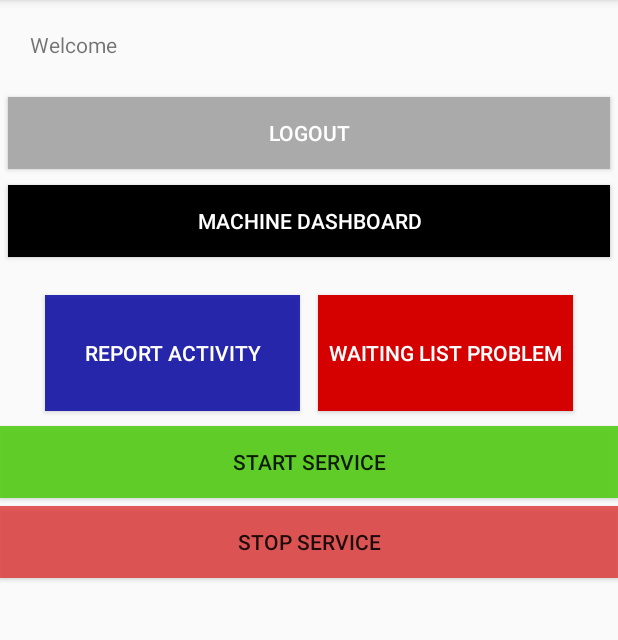
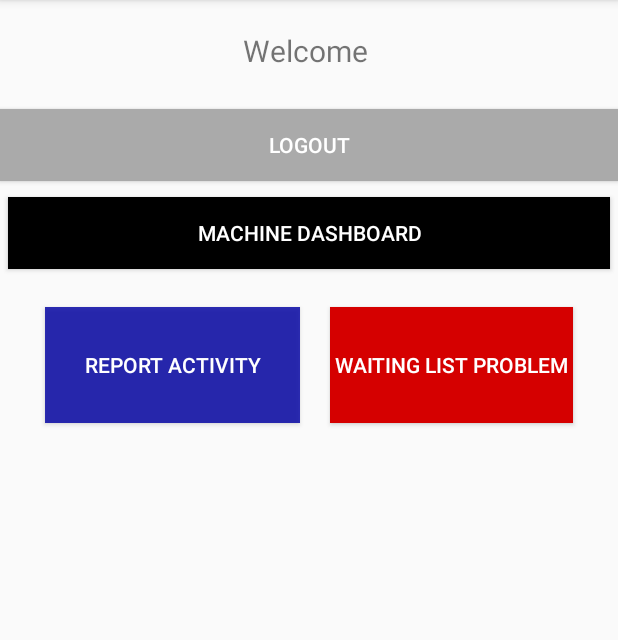
Before and after one commit to yaikuro/android-andonprototype, an Android app: the MainDashboard screen opened directly, with no data from a screen before it, on a phone screen of 412 x 824 dp, the part 84-724 px from its top. Run offline under Robolectric (Android 15) with nearby library versions, the phone set to English and light mode, and no system bars.

Commit message:
Version 1.8.1 Optimization Before

```diff
--- a/app/src/main/AndroidManifest.xml
+++ b/app/src/main/AndroidManifest.xml
@@ -14,10 +14,6 @@
         android:roundIcon="@mipmap/ic_launcher_round"
         android:supportsRtl="true"
         android:theme="@style/AppTheme">
-        <service
-            android:name=".MyService"
-            android:enabled="true"
-            android:exported="true"></service>
         <service
             android:name=".Dashboard.MainDashboard$MyService"
             android:enabled="true"
--- a/app/src/main/java/com/example/andonprototype/Configuration/Query.java
+++ b/app/src/main/java/com/example/andonprototype/Background/Query.java
@@ -1,4 +1,4 @@
-package com.example.andonprototype.Configuration;
+package com.example.andonprototype.Background;
 
 import com.example.andonprototype.ReportActivity;
 
@@ -9,5 +9,5 @@ public class Query {
     public static final String problemquery =
             "Select MachineID,Line,Station,Status " +
                     "from machinedashboard " +
-                    "where Status = 2 or Status = 3";
+                    "where Status = 2 or Status = 3 or Status = 4";
 }
--- a/app/src/main/java/com/example/andonprototype/Dashboard/MainDashboard.java
+++ b/app/src/main/java/com/example/andonprototype/Dashboard/MainDashboard.java
@@ -8,20 +8,17 @@ import android.app.Notification;
 import android.app.NotificationChannel;
 import android.app.NotificationManager;
 import android.app.PendingIntent;
-import android.app.Service;
 import android.content.Intent;
 import android.os.Build;
 import android.os.Bundle;
 import android.os.Handler;
-import android.os.IBinder;
 import android.view.View;
 import android.widget.Button;
+import android.widget.ProgressBar;
 import android.widget.TextView;
 import android.widget.Toast;
 
 import com.example.andonprototype.Background.ConnectionClass;
-import com.example.andonprototype.Configuration.Query;
-import com.example.andonprototype.MyService;
 import com.example.andonprototype.R;
 import com.example.andonprototype.ReportActivity;
 import com.example.andonprototype.SaveSharedPreference;
@@ -32,8 +29,6 @@ import java.sql.Statement;
 
 import static com.example.andonprototype.App.CHANNEL_1_ID;
 import static com.example.andonprototype.SaveSharedPreference.clearUserName;
-import static com.example.andonprototype.SaveSharedPreference.getID;
-import static com.example.andonprototype.SaveSharedPreference.getUserName;
 
 public class MainDashboard extends AppCompatActivity {
     boolean doubleBackToExitPressedOnce = false;
@@ -44,6 +39,7 @@ public class MainDashboard extends AppCompatActivity {
     Connection connect;
     String ConnectionResult = "";
     public String pic;
+    ProgressBar pbbar;
     private NotificationManagerCompat notificationManager;
 
     @Override
@@ -62,9 +58,6 @@ public class MainDashboard extends AppCompatActivity {
         Button btnV = findViewById(R.id.btnView);
         Button btnReportActivity = findViewById(R.id.btnReportActivity);
         Button btnProblemWaitingList = findViewById(R.id.btn_waiting_list);
-        Button btnStartService = findViewById(R.id.StartService);
-        Button btnStopService = findViewById(R.id.StopService);
-
         notifikasi = welcomeText.getText().toString();
 
         btnV.setOnClickListener(new View.OnClickListener() {
@@ -105,22 +98,6 @@ public class MainDashboard extends AppCompatActivity {
                 startActivity(i);
             }
         });
-
-        btnStartService.setOnClickListener(new View.OnClickListener(){
-            @Override
-            public void onClick(View v){
-                Intent startServiceIntent = new Intent(MainDashboard.this, MyService.class);
-                startService(startServiceIntent);
-            }
-        });
-
-        btnStopService.setOnClickListener(new View.OnClickListener(){
-            @Override
-            public void onClick(View v){
-                Intent stopServiceIntent = new Intent(MainDashboard.this, MyService.class);
-                stopService(stopServiceIntent);
-            }
-        });
         content(); //Get Status for Notification
     }
 
@@ -134,7 +111,7 @@ public class MainDashboard extends AppCompatActivity {
         else
         {
         }
-        refresh(3000);
+        refresh(1000);
     }
     private void refresh(int milliseconds){
         final Handler handler = new Handler();
--- a/app/src/main/res/layout/activity_main_dashboard.xml
+++ b/app/src/main/res/layout/activity_main_dashboard.xml
@@ -1,6 +1,5 @@
 <?xml version="1.0" encoding="utf-8"?>
 <RelativeLayout xmlns:android="http://schemas.android.com/apk/res/android"
-    xmlns:app="http://schemas.android.com/apk/res-auto"
     xmlns:tools="http://schemas.android.com/tools"
     android:layout_width="match_parent"
     android:layout_height="match_parent"
@@ -9,16 +8,19 @@
         android:id="@+id/welcomeText"
         android:layout_width="wrap_content"
         android:layout_height="wrap_content"
-        android:padding="20dp" />
+        android:textSize="20dp"
+        android:padding="20dp"
+        android:layout_centerHorizontal="true"/>
 
     <Button
         android:id="@+id/btnLogout"
         android:layout_width="match_parent"
         android:layout_height="wrap_content"
-        android:layout_margin="5dp"
+        android:layout_below="@+id/welcomeText"
+        android:layout_marginTop="5dp"
+        android:layout_marginBottom="5dp"
         android:background="#aaa"
-        android:text="logout"
-        android:layout_below="@+id/welcomeText"
+        android:text="Logout"
         android:textColor="@android:color/white" />
 
     <Button
@@ -49,27 +51,12 @@
         android:layout_height="77dp"
         android:layout_below="@+id/btnView"
         android:layout_alignParentRight="true"
+        android:layout_toRightOf="@+id/btnReportActivity"
         android:layout_marginTop="20dp"
         android:layout_marginRight="30dp"
+        android:layout_marginLeft="20dp"
         android:background="#D50000"
         android:text="Waiting List Problem"
         android:textColor="#FFFFFF" />
 
-    <Button
-        android:id="@+id/StartService"
-        android:layout_width="match_parent"
-        android:layout_height="wrap_content"
-        android:layout_below="@+id/btnReportActivity"
-        android:layout_marginTop="10dp"
-        android:background="#D74DCC0A"
-        android:text="Start Service" />
-
-    <Button
-        android:id="@+id/StopService"
-        android:layout_width="match_parent"
-        android:layout_height="wrap_content"
-        android:layout_below="@+id/StartService"
-        android:layout_marginTop="5dp"
-        android:background="#D0E03838"
-        android:text="Stop Service" />
 </RelativeLayout>
--- a/app/src/main/res/layout/listitem.xml
+++ b/app/src/main/res/layout/listitem.xml
@@ -3,7 +3,7 @@
     android:orientation="vertical" android:layout_width="match_parent"
     android:layout_height="match_parent">
     <ImageView
-        android:layout_width="80dp"
+        android:layout_width="67dp"
         android:layout_height="67dp"
         android:id="@+id/image"
         android:layout_alignParentLeft="true"
```
Also changed, not shown: app/src/main/java/com/example/andonprototype/Background/GetData.java (+7 -2 lines), app/src/main/java/com/example/andonprototype/Dashboard/ProblemWaitingList.java (+11 -5 lines), app/src/main/java/com/example/andonprototype/DetailBreakdownPage2.java (+21 -8 lines), app/src/main/java/com/example/andonprototype/DetailReport.java (+0 -9 lines), app/src/main/java/com/example/andonprototype/MyService.java (deleted, +0 -57 lines), app/src/main/java/com/example/andonprototype/barcodescanner/SimpleScanner.java (+11 -4 lines).
